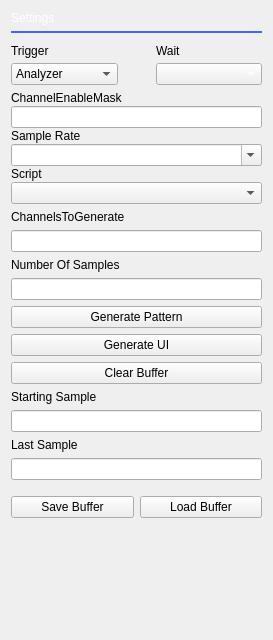
The window that ui/pg_settings.ui (analogdevicesinc/scopy) describes before a commit, drawn with Qt 5.
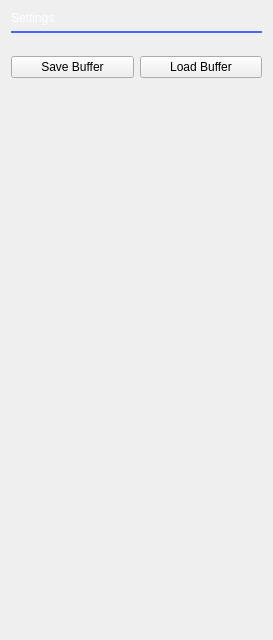
The same window after the commit.

Commit message:
PatternGenerator - Big UI update
Got rid of the multiple comboboxes for each channel.
Reworked trace highlighting and the Channel Group settings widget.

```diff
--- a/ui/pg_settings.ui
+++ b/ui/pg_settings.ui
@@ -14,47 +14,6 @@
    <string>Form</string>
   </property>
   <layout class="QGridLayout" name="gridLayout_2">
-   <item row="6" column="0">
-    <widget class="QLabel" name="label_8">
-     <property name="text">
-      <string>Number Of Samples</string>
-     </property>
-    </widget>
-   </item>
-   <item row="12" column="0">
-    <widget class="QPushButton" name="clearButton">
-     <property name="text">
-      <string>Clear Buffer</string>
-     </property>
-    </widget>
-   </item>
-   <item row="13" column="0">
-    <widget class="QLabel" name="label_9">
-     <property name="text">
-      <string>Starting Sample</string>
-     </property>
-    </widget>
-   </item>
-   <item row="11" column="0">
-    <widget class="QPushButton" name="generateUI">
-     <property name="text">
-      <string>Generate UI</string>
-     </property>
-    </widget>
-   </item>
-   <item row="9" column="0">
-    <widget class="QPushButton" name="generatePattern">
-     <property name="text">
-      <string>Generate Pattern</string>
-     </property>
-    </widget>
-   </item>
-   <item row="7" column="0">
-    <widget class="QLineEdit" name="numberOfSamples"/>
-   </item>
-   <item row="18" column="0">
-    <widget class="QLineEdit" name="lastSample"/>
-   </item>
    <item row="0" column="0">
     <widget class="QLabel" name="settings_label">
      <property name="sizePolicy">
@@ -176,13 +135,6 @@
      </property>
     </widget>
    </item>
-   <item row="17" column="0">
-    <widget class="QLabel" name="label_5">
-     <property name="text">
-      <string>Last Sample</string>
-     </property>
-    </widget>
-   </item>
    <item row="2" column="0">
     <widget class="QWidget" name="verticalWidget_4" native="true">
      <property name="minimumSize">
@@ -231,351 +183,13 @@
          <property name="bottomMargin">
           <number>0</number>
          </property>
-         <item>
-          <widget class="QWidget" name="horizontalWidget" native="true">
-           <property name="minimumSize">
-            <size>
-             <width>0</width>
-             <height>50</height>
-            </size>
-           </property>
-           <layout class="QHBoxLayout" name="horizontalLayout_3">
-            <property name="spacing">
-             <number>20</number>
-            </property>
-            <property name="leftMargin">
-             <number>0</number>
-            </property>
-            <property name="topMargin">
-             <number>0</number>
-            </property>
-            <property name="rightMargin">
-             <number>0</number>
-            </property>
-            <property name="bottomMargin">
-             <number>0</number>
-            </property>
-            <item>
-             <widget class="QWidget" name="verticalWidget" native="true">
-              <layout class="QVBoxLayout" name="verticalLayout_2">
-               <property name="spacing">
-                <number>1</number>
-               </property>
-               <property name="leftMargin">
-                <number>0</number>
-               </property>
-               <property name="topMargin">
-                <number>0</number>
-               </property>
-               <property name="rightMargin">
-                <number>9</number>
-               </property>
-               <property name="bottomMargin">
-                <number>0</number>
-               </property>
-               <item>
-                <widget class="QLabel" name="label">
-                 <property name="sizePolicy">
-                  <sizepolicy hsizetype="Minimum" vsizetype="Fixed">
-                   <horstretch>0</horstretch>
-                   <verstretch>0</verstretch>
-                  </sizepolicy>
-                 </property>
-                 <property name="styleSheet">
-                  <string notr="true"/>
-                 </property>
-                 <property name="text">
-                  <string>Trigger</string>
-                 </property>
-                </widget>
-               </item>
-               <item>
-                <widget class="QComboBox" name="trigger_combobox">
-                 <property name="sizePolicy">
-                  <sizepolicy hsizetype="Minimum" vsizetype="Fixed">
-                   <horstretch>0</horstretch>
-                   <verstretch>0</verstretch>
-                  </sizepolicy>
-                 </property>
-                 <property name="styleSheet">
-                  <string notr="true"/>
-                 </property>
-                 <property name="currentIndex">
-                  <number>0</number>
-                 </property>
-                 <property name="sizeAdjustPolicy">
-                  <enum>QComboBox::AdjustToContentsOnFirstShow</enum>
-                 </property>
-                 <item>
-                  <property name="text">
-                   <string>Analyzer</string>
-                  </property>
-                 </item>
-                 <item>
-                  <property name="text">
-                   <string>Scope</string>
-                  </property>
-                 </item>
-                </widget>
-               </item>
-              </layout>
-             </widget>
-            </item>
-            <item>
-             <widget class="QWidget" name="verticalWidget_2" native="true">
-              <layout class="QVBoxLayout" name="verticalLayout_3">
-               <property name="spacing">
-                <number>1</number>
-               </property>
-               <property name="topMargin">
-                <number>0</number>
-               </property>
-               <property name="rightMargin">
-                <number>0</number>
-               </property>
-               <property name="bottomMargin">
-                <number>0</number>
-               </property>
-               <item>
-                <widget class="QLabel" name="label_2">
-                 <property name="sizePolicy">
-                  <sizepolicy hsizetype="Minimum" vsizetype="Fixed">
-                   <horstretch>0</horstretch>
-                   <verstretch>0</verstretch>
-                  </sizepolicy>
-                 </property>
-                 <property name="styleSheet">
-                  <string notr="true"/>
-                 </property>
-                 <property name="text">
-                  <string>Wait</string>
-                 </property>
-                </widget>
-               </item>
-               <item>
-                <widget class="QComboBox" name="comboBox">
-                 <property name="sizePolicy">
-                  <sizepolicy hsizetype="Minimum" vsizetype="Fixed">
-                   <horstretch>0</horstretch>
-                   <verstretch>0</verstretch>
-                  </sizepolicy>
-                 </property>
-                 <property name="palette">
-                  <palette>
-                   <active>
-                    <colorrole role="WindowText">
-                     <brush brushstyle="SolidPattern">
-                      <color alpha="255">
-                       <red>255</red>
-                       <green>255</green>
-                       <blue>255</blue>
-                      </color>
-                     </brush>
-                    </colorrole>
-                    <colorrole role="Dark">
-                     <brush brushstyle="SolidPattern">
-                      <color alpha="255">
-                       <red>201</red>
-                       <green>200</green>
-                       <blue>199</blue>
-                      </color>
-                     </brush>
-                    </colorrole>
-                    <colorrole role="Text">
-                     <brush brushstyle="SolidPattern">
-                      <color alpha="255">
-                       <red>255</red>
-                       <green>255</green>
-                       <blue>255</blue>
-                      </color>
-                     </brush>
-                    </colorrole>
-                    <colorrole role="ButtonText">
-                     <brush brushstyle="SolidPattern">
-                      <color alpha="255">
-                       <red>255</red>
-                       <green>255</green>
-                       <blue>255</blue>
-                      </color>
-                     </brush>
-                    </colorrole>
-                   </active>
-                   <inactive>
-                    <colorrole role="WindowText">
-                     <brush brushstyle="SolidPattern">
-                      <color alpha="255">
-                       <red>255</red>
-                       <green>255</green>
-                       <blue>255</blue>
-                      </color>
-                     </brush>
-                    </colorrole>
-                    <colorrole role="Dark">
-                     <brush brushstyle="SolidPattern">
-                      <color alpha="255">
-                       <red>201</red>
-                       <green>200</green>
-                       <blue>199</blue>
-                      </color>
-                     </brush>
-                    </colorrole>
-                    <colorrole role="Text">
-                     <brush brushstyle="SolidPattern">
-                      <color alpha="255">
-                       <red>255</red>
-                       <green>255</green>
-                       <blue>255</blue>
-                      </color>
-                     </brush>
-                    </colorrole>
-                    <colorrole role="ButtonText">
-                     <brush brushstyle="SolidPattern">
-                      <color alpha="255">
-                       <red>255</red>
-                       <green>255</green>
-                       <blue>255</blue>
-                      </color>
-                     </brush>
-                    </colorrole>
-                   </inactive>
-                   <disabled>
-                    <colorrole role="WindowText">
-                     <brush brushstyle="SolidPattern">
-                      <color alpha="255">
-                       <red>85</red>
-                       <green>85</green>
-                       <blue>85</blue>
-                      </color>
-                     </brush>
-                    </colorrole>
-                    <colorrole role="Dark">
-                     <brush brushstyle="SolidPattern">
-                      <color alpha="255">
-                       <red>201</red>
-                       <green>200</green>
-                       <blue>199</blue>
-                      </color>
-                     </brush>
-                    </colorrole>
-                    <colorrole role="Text">
-                     <brush brushstyle="SolidPattern">
-                      <color alpha="255">
-                       <red>85</red>
-                       <green>85</green>
-                       <blue>85</blue>
-                      </color>
-                     </brush>
-                    </colorrole>
-                    <colorrole role="ButtonText">
-                     <brush brushstyle="SolidPattern">
-                      <color alpha="255">
-                       <red>85</red>
-                       <green>85</green>
-                       <blue>85</blue>
-                      </color>
-                     </brush>
-                    </colorrole>
-                   </disabled>
-                  </palette>
-                 </property>
-                 <property name="currentText">
-                  <string/>
-                 </property>
-                 <property name="sizeAdjustPolicy">
-                  <enum>QComboBox::AdjustToContentsOnFirstShow</enum>
-                 </property>
-                </widget>
-               </item>
-              </layout>
-             </widget>
-            </item>
-           </layout>
-          </widget>
-         </item>
-         <item>
-          <widget class="QLabel" name="label_7">
-           <property name="text">
-            <string>ChannelEnableMask</string>
-           </property>
-          </widget>
-         </item>
-         <item>
-          <widget class="QLineEdit" name="ChannelEnableMask"/>
-         </item>
-         <item>
-          <widget class="QLabel" name="label_3">
-           <property name="sizePolicy">
-            <sizepolicy hsizetype="Minimum" vsizetype="Minimum">
-             <horstretch>0</horstretch>
-             <verstretch>0</verstretch>
-            </sizepolicy>
-           </property>
-           <property name="maximumSize">
-            <size>
-             <width>16777215</width>
-             <height>35</height>
-            </size>
-           </property>
-           <property name="styleSheet">
-            <string notr="true"/>
-           </property>
-           <property name="text">
-            <string>Sample Rate</string>
-           </property>
-          </widget>
-         </item>
-         <item>
-          <widget class="QComboBox" name="sampleRateCombo">
-           <property name="sizePolicy">
-            <sizepolicy hsizetype="Minimum" vsizetype="Fixed">
-             <horstretch>0</horstretch>
-             <verstretch>0</verstretch>
-            </sizepolicy>
-           </property>
-           <property name="inputMethodHints">
-            <set>Qt::ImhDigitsOnly</set>
-           </property>
-           <property name="editable">
-            <bool>true</bool>
-           </property>
-           <property name="currentText">
-            <string/>
-           </property>
-           <property name="maxVisibleItems">
-            <number>5</number>
-           </property>
-           <property name="sizeAdjustPolicy">
-            <enum>QComboBox::AdjustToContentsOnFirstShow</enum>
-           </property>
-           <property name="frame">
-            <bool>true</bool>
-           </property>
-          </widget>
-         </item>
         </layout>
        </widget>
       </item>
-      <item>
-       <widget class="QLabel" name="label_4">
-        <property name="text">
-         <string>Script</string>
-        </property>
-       </widget>
-      </item>
-      <item>
-       <widget class="QComboBox" name="scriptCombo">
-        <property name="sizePolicy">
-         <sizepolicy hsizetype="Minimum" vsizetype="Fixed">
-          <horstretch>0</horstretch>
-          <verstretch>0</verstretch>
-         </sizepolicy>
-        </property>
-       </widget>
-      </item>
      </layout>
     </widget>
    </item>
-   <item row="25" column="0">
+   <item row="14" column="0">
     <spacer name="verticalSpacer">
      <property name="orientation">
       <enum>Qt::Vertical</enum>
@@ -588,19 +202,6 @@
      </property>
     </spacer>
    </item>
-   <item row="5" column="0">
-    <widget class="QLineEdit" name="ChannelsToGenerate"/>
-   </item>
-   <item row="14" column="0">
-    <widget class="QLineEdit" name="startingSample"/>
-   </item>
-   <item row="4" column="0">
-    <widget class="QLabel" name="label_6">
-     <property name="text">
-      <string>ChannelsToGenerate</string>
-     </property>
-    </widget>
-   </item>
    <item row="1" column="0">
     <widget class="Line" name="line">
      <property name="styleSheet">
@@ -617,7 +218,7 @@
      </property>
     </widget>
    </item>
-   <item row="19" column="0">
+   <item row="8" column="0">
     <layout class="QHBoxLayout" name="horizontalLayout_4">
      <property name="topMargin">
       <number>10</number>
```
The commit also changes 11 other files.
